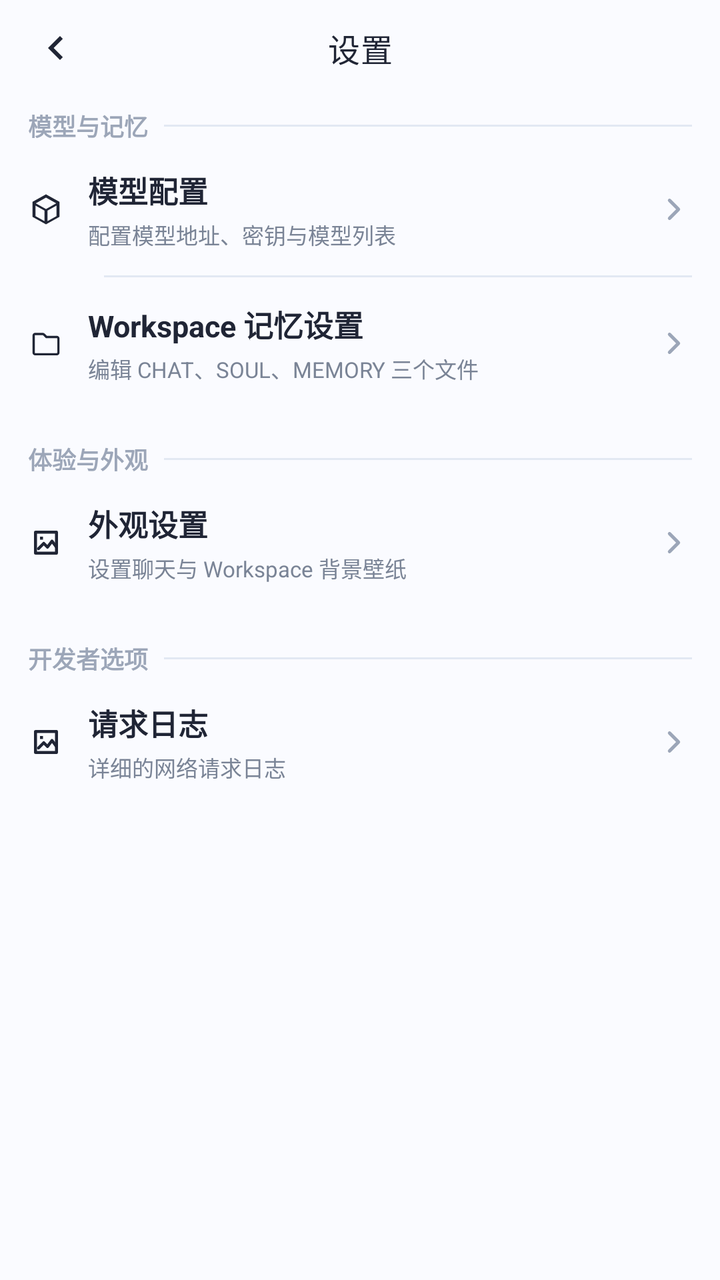
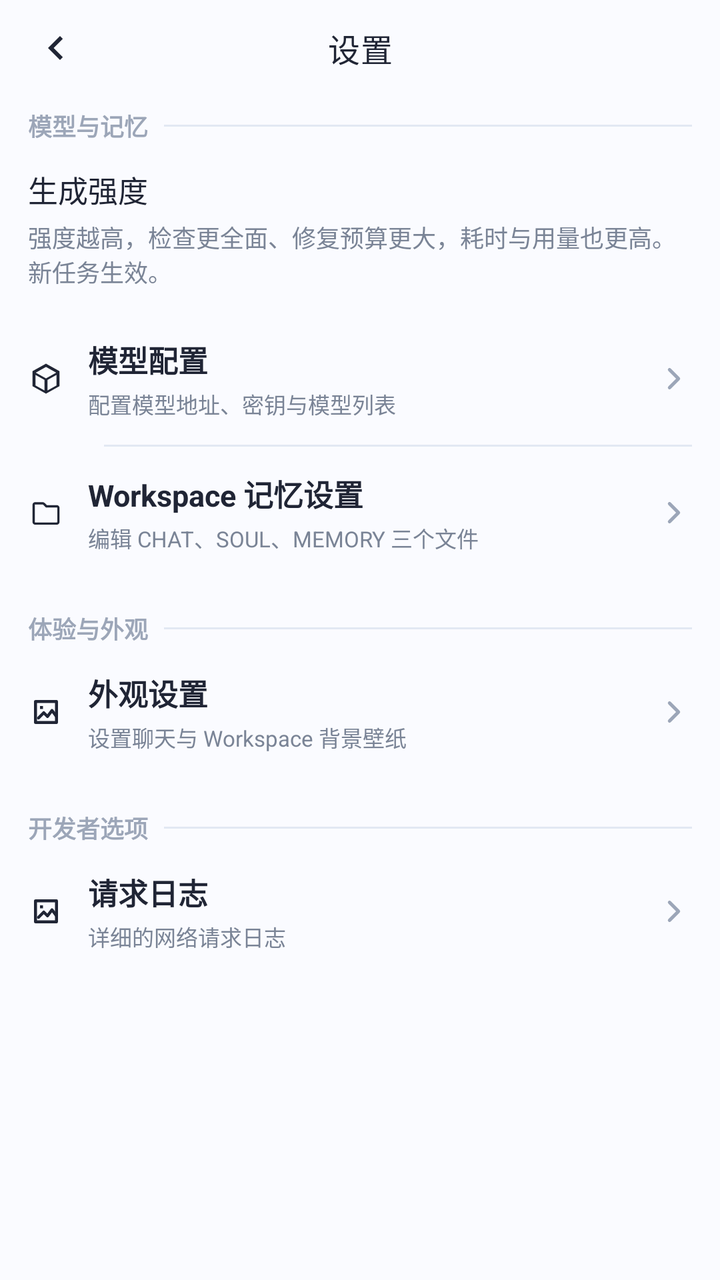

The first picture is an Android layout as it rendered before a commit; the second is the same layout after the commit. The layout source and the unified diff follow.
<!-- AndroidManifest.xml: application theme Theme.ManTou -->
<!-- res/layout/activity_settings.xml -->
<?xml version="1.0" encoding="utf-8"?>
<LinearLayout xmlns:android="http://schemas.android.com/apk/res/android"
    xmlns:app="http://schemas.android.com/apk/res-auto"
    android:id="@+id/main"
    android:layout_width="match_parent"
    android:layout_height="match_parent"
    android:background="@color/mt_background"
    android:orientation="vertical">

    <com.google.android.material.appbar.MaterialToolbar
        android:id="@+id/toolbar"
        android:layout_width="match_parent"
        android:layout_height="48dp"
        android:background="@color/mt_background"
        app:navigationIcon="@drawable/ic_arrow_back"
        app:navigationIconTint="@color/mt_text_primary"
        app:title="设置"
        app:titleCentered="true"
        app:titleTextColor="@color/mt_text_primary"
        app:titleTextAppearance="@style/TextAppearance.Material3.TitleMedium" />

    <ScrollView
        android:layout_width="match_parent"
        android:layout_height="0dp"
        android:layout_weight="1"
        android:clipToPadding="false"
        android:overScrollMode="never"
        android:paddingHorizontal="14dp"
        android:paddingBottom="16dp">

        <LinearLayout
            android:layout_width="match_parent"
            android:layout_height="wrap_content"
            android:orientation="vertical">

            <LinearLayout
                android:layout_width="match_parent"
                android:layout_height="wrap_content"
                android:layout_marginTop="6dp"
                android:gravity="center_vertical"
                android:orientation="horizontal">

                <TextView
                    android:layout_width="wrap_content"
                    android:layout_height="wrap_content"
                    android:text="模型与记忆"
                    android:textColor="@color/mt_text_muted"
                    android:textSize="12sp"
                    android:textStyle="bold" />

                <View
                    android:layout_width="0dp"
                    android:layout_height="1dp"
                    android:layout_marginStart="8dp"
                    android:layout_weight="1"
                    android:background="@color/mt_outline" />
            </LinearLayout>

            <LinearLayout
                android:id="@+id/rowModelConfig"
                android:layout_width="match_parent"
                android:layout_height="66dp"
                android:clickable="true"
                android:focusable="true"
                android:foreground="?attr/selectableItemBackground"
                android:gravity="center_vertical"
                android:orientation="horizontal">

                <ImageView
                    android:layout_width="18dp"
                    android:layout_height="18dp"
                    android:contentDescription="@null"
                    android:src="@drawable/ic_package_empty"
                    app:tint="@color/mt_text_primary" />

                <LinearLayout
                    android:layout_width="0dp"
                    android:layout_height="match_parent"
                    android:layout_marginStart="12dp"
                    android:layout_weight="1"
                    android:gravity="center_vertical"
                    android:orientation="vertical">

                    <TextView
                        android:layout_width="match_parent"
                        android:layout_height="wrap_content"
                        android:text="模型配置"
                        android:textColor="@color/mt_text_primary"
                        android:textSize="15sp"
                        android:textStyle="bold" />

                    <TextView
                        android:layout_width="match_parent"
                        android:layout_height="wrap_content"
                        android:layout_marginTop="3dp"
                        android:text="配置模型地址、密钥与模型列表"
                        android:textColor="@color/mt_text_secondary"
                        android:textSize="11sp" />
                </LinearLayout>

                <ImageView
                    android:layout_width="18dp"
                    android:layout_height="18dp"
                    android:src="@drawable/ic_chevron_right" />
            </LinearLayout>

            <View
                android:layout_width="match_parent"
                android:layout_height="1dp"
                android:layout_marginStart="38dp"
                android:background="@color/mt_outline" />

            <LinearLayout
                android:id="@+id/rowWorkspaceMemory"
                android:layout_width="match_parent"
                android:layout_height="66dp"
                android:clickable="true"
                android:focusable="true"
                android:foreground="?attr/selectableItemBackground"
                android:gravity="center_vertical"
                android:orientation="horizontal">

                <ImageView
                    android:layout_width="18dp"
                    android:layout_height="18dp"
                    android:contentDescription="@null"
                    android:src="@drawable/ic_folder_outline"
                    app:tint="@color/mt_text_primary" />

                <LinearLayout
                    android:layout_width="0dp"
                    android:layout_height="match_parent"
                    android:layout_marginStart="12dp"
                    android:layout_weight="1"
                    android:gravity="center_vertical"
                    android:orientation="vertical">

                    <TextView
                        android:layout_width="match_parent"
                        android:layout_height="wrap_content"
                        android:text="Workspace 记忆设置"
                        android:textColor="@color/mt_text_primary"
                        android:textSize="15sp"
                        android:textStyle="bold" />

                    <TextView
                        android:layout_width="match_parent"
                        android:layout_height="wrap_content"
                        android:layout_marginTop="3dp"
                        android:text="编辑 CHAT、SOUL、MEMORY 三个文件"
                        android:textColor="@color/mt_text_secondary"
                        android:textSize="11sp" />
                </LinearLayout>

                <ImageView
                    android:layout_width="18dp"
                    android:layout_height="18dp"
                    android:src="@drawable/ic_chevron_right" />
            </LinearLayout>

            <LinearLayout
                android:layout_width="match_parent"
                android:layout_height="wrap_content"
                android:layout_marginTop="16dp"
                android:gravity="center_vertical"
                android:orientation="horizontal">

                <TextView
                    android:layout_width="wrap_content"
                    android:layout_height="wrap_content"
                    android:text="体验与外观"
                    android:textColor="@color/mt_text_muted"
                    android:textSize="12sp"
                    android:textStyle="bold" />

                <View
                    android:layout_width="0dp"
                    android:layout_height="1dp"
                    android:layout_marginStart="8dp"
                    android:layout_weight="1"
                    android:background="@color/mt_outline" />
            </LinearLayout>

            <LinearLayout
                android:id="@+id/rowAppearance"
                android:layout_width="match_parent"
                android:layout_height="66dp"
                android:clickable="true"
                android:focusable="true"
                android:foreground="?attr/selectableItemBackground"
                android:gravity="center_vertical"
                android:orientation="horizontal">

                <ImageView
                    android:layout_width="18dp"
                    android:layout_height="18dp"
                    android:contentDescription="@null"
                    android:src="@drawable/ic_input_image"
                    app:tint="@color/mt_text_primary" />

                <LinearLayout
                    android:layout_width="0dp"
                    android:layout_height="match_parent"
                    android:layout_marginStart="12dp"
                    android:layout_weight="1"
                    android:gravity="center_vertical"
                    android:orientation="vertical">

                    <TextView
                        android:layout_width="match_parent"
                        android:layout_height="wrap_content"
                        android:text="外观设置"
                        android:textColor="@color/mt_text_primary"
                        android:textSize="15sp"
                        android:textStyle="bold" />

                    <TextView
                        android:layout_width="match_parent"
                        android:layout_height="wrap_content"
                        android:layout_marginTop="3dp"
                        android:text="设置聊天与 Workspace 背景壁纸"
                        android:textColor="@color/mt_text_secondary"
                        android:textSize="11sp" />
                </LinearLayout>

                <ImageView
                    android:layout_width="18dp"
                    android:layout_height="18dp"
                    android:src="@drawable/ic_chevron_right" />
            </LinearLayout>
            <LinearLayout
                android:layout_width="match_parent"
                android:layout_height="wrap_content"
                android:layout_marginTop="16dp"
                android:gravity="center_vertical"
                android:orientation="horizontal">

                <TextView
                    android:layout_width="wrap_content"
                    android:layout_height="wrap_content"
                    android:text="开发者选项"
                    android:textColor="@color/mt_text_muted"
                    android:textSize="12sp"
                    android:textStyle="bold" />

                <View
                    android:layout_width="0dp"
                    android:layout_height="1dp"
                    android:layout_marginStart="8dp"
                    android:layout_weight="1"
                    android:background="@color/mt_outline" />
            </LinearLayout>
            <LinearLayout
            android:id="@+id/logpage"
            android:layout_width="match_parent"
            android:layout_height="66dp"
            android:clickable="true"
            android:focusable="true"
            android:foreground="?attr/selectableItemBackground"
            android:gravity="center_vertical"
            android:orientation="horizontal">

            <ImageView
                android:layout_width="18dp"
                android:layout_height="18dp"
                android:contentDescription="@null"
                android:src="@drawable/ic_input_image"
                app:tint="@color/mt_text_primary" />

            <LinearLayout
                android:layout_width="0dp"
                android:layout_height="match_parent"
                android:layout_marginStart="12dp"
                android:layout_weight="1"
                android:gravity="center_vertical"
                android:orientation="vertical">

                <TextView
                    android:layout_width="match_parent"
                    android:layout_height="wrap_content"
                    android:text="请求日志"
                    android:textColor="@color/mt_text_primary"
                    android:textSize="15sp"
                    android:textStyle="bold" />

                <TextView
                    android:layout_width="match_parent"
                    android:layout_height="wrap_content"
                    android:layout_marginTop="3dp"
                    android:text="详细的网络请求日志"
                    android:textColor="@color/mt_text_secondary"
                    android:textSize="11sp" />
            </LinearLayout>

            <ImageView
                android:layout_width="18dp"
                android:layout_height="18dp"
                android:src="@drawable/ic_chevron_right" />
        </LinearLayout>
        </LinearLayout>
    </ScrollView>
</LinearLayout>
<!-- resources referenced by this layout -->
<resources>
  <color name="mt_background">#FAFBFF</color>
  <color name="mt_outline">#E2E8F3</color>
  <color name="mt_text_muted">#9CA6B8</color>
  <color name="mt_text_primary">#202535</color>
  <color name="mt_text_secondary">#7A8496</color>
  <!-- drawable ic_arrow_back (drawable) -->
  <vector xmlns:android="http://schemas.android.com/apk/res/android"
      android:width="24dp"
      android:height="24dp"
      android:viewportWidth="24"
      android:viewportHeight="24"
      android:tint="#1F2937">
      <path
          android:fillColor="@android:color/white"
          android:pathData="M15.41,7.41L14,6l-6,6 6,6 1.41,-1.41L10.83,12z" />
  </vector>
  <!-- drawable ic_chevron_right (drawable) -->
  <?xml version="1.0" encoding="utf-8"?>
  <vector xmlns:android="http://schemas.android.com/apk/res/android"
      android:width="24dp"
      android:height="24dp"
      android:viewportWidth="24"
      android:viewportHeight="24">
      <path
          android:fillColor="@android:color/transparent"
          android:pathData="M9,6 L15,12 L9,18"
          android:strokeColor="@color/mt_text_muted"
          android:strokeLineCap="round"
          android:strokeLineJoin="round"
          android:strokeWidth="2.2" />
  </vector>
  <!-- drawable ic_folder_outline (drawable) -->
  <?xml version="1.0" encoding="utf-8"?>
  <vector xmlns:android="http://schemas.android.com/apk/res/android"
      android:width="28dp"
      android:height="28dp"
      android:viewportWidth="24"
      android:viewportHeight="24">
      <path
          android:pathData="M3,6.75C3,5.78 3.78,5 4.75,5H9.7C10.25,5 10.78,5.22 11.17,5.61L12.56,7H19.25C20.22,7 21,7.78 21,8.75V18.25C21,19.22 20.22,20 19.25,20H4.75C3.78,20 3,19.22 3,18.25V6.75ZM4.75,6.5C4.61,6.5 4.5,6.61 4.5,6.75V18.25C4.5,18.39 4.61,18.5 4.75,18.5H19.25C19.39,18.5 19.5,18.39 19.5,18.25V8.75C19.5,8.61 19.39,8.5 19.25,8.5H11.94L10.11,6.67C10.02,6.56 9.87,6.5 9.7,6.5H4.75Z"
          android:fillColor="#2F3747" />
  </vector>
  <!-- drawable ic_package_empty (drawable) -->
  <vector xmlns:android="http://schemas.android.com/apk/res/android"
      android:width="72dp"
      android:height="72dp"
      android:viewportWidth="24"
      android:viewportHeight="24"
      android:tint="#9CA3AF">
      <path
          android:fillColor="@android:color/white"
          android:pathData="M12,2L3,7v10l9,5 9,-5V7l-9,-5zM12,4.18L18.82,8 12,11.82 5.18,8 12,4.18zM5,9.5l6,3.33v7.04l-6,-3.33V9.5zM13,19.87v-7.04l6,-3.33v7.04l-6,3.33z" />
  </vector>
  <style name="Theme.ManTou" parent="Base.Theme.ManTou" />
  <color name="input_action_blue">#2C83D8</color>
  <color name="mt_primary">#2F80ED</color>
  <color name="mt_on_primary">#FFFFFF</color>
  <color name="mt_surface_blue">#EAF3FF</color>
  <color name="mt_primary_dark">#1F5FBF</color>
  <color name="mt_surface">#FFFFFF</color>
  <color name="mt_surface_soft">#F5F8FE</color>
  <color name="mt_error">#E65353</color>
  <style name="ThemeOverlay.ManTou.GlassAlertDialog" parent="ThemeOverlay.ManTou.GlassAlertDialog.Base" />
  <!-- drawable bg_dialog_glass (drawable) -->
  <?xml version="1.0" encoding="utf-8"?>
  <shape xmlns:android="http://schemas.android.com/apk/res/android"
      android:shape="rectangle">
      <solid android:color="@color/mt_dialog_glass" />
      <corners android:radius="24dp" />
      <stroke
          android:width="1dp"
          android:color="@color/mt_dialog_glass_stroke" />
  </shape>
  <color name="mt_dialog_glass">#EFFFFFFF</color>
  <style name="ShapeAppearance.ManTou.Dialog" parent="">
          <item name="cornerFamily">rounded</item>
          <item name="cornerSize">24dp</item>
      </style>
  <style name="MtDialogAnimation" parent="">
          <item name="android:windowEnterAnimation">@anim/dialog_fade_in</item>
          <item name="android:windowExitAnimation">@anim/dialog_fade_out</item>
      </style>
  <color name="mt_dialog_glass_stroke">#B8FFFFFF</color>
  <!-- unchanged entries left out for length: 3 -->
</resources>

<!-- the commit's change to res/layout/activity_settings.xml (unified diff, before → after) -->
@@ -57,6 +57,32 @@
             </LinearLayout>
 
             <LinearLayout
+                android:id="@+id/rowHarnessIntensity"
+                android:layout_width="match_parent"
+                android:layout_height="wrap_content"
+                android:minHeight="72dp"
+                android:paddingVertical="12dp"
+                android:clickable="true"
+                android:focusable="true"
+                android:foreground="?attr/selectableItemBackground"
+                android:orientation="vertical">
+                <TextView
+                    android:id="@+id/tvHarnessIntensity"
+                    android:layout_width="match_parent"
+                    android:layout_height="wrap_content"
+                    android:text="生成强度"
+                    android:textColor="@color/mt_text_primary"
+                    android:textSize="15sp" />
+                <TextView
+                    android:layout_width="match_parent"
+                    android:layout_height="wrap_content"
+                    android:layout_marginTop="4dp"
+                    android:text="强度越高，检查更全面、修复预算更大，耗时与用量也更高。新任务生效。"
+                    android:textColor="@color/mt_text_secondary"
+                    android:textSize="12sp" />
+            </LinearLayout>
+
+            <LinearLayout
                 android:id="@+id/rowModelConfig"
                 android:layout_width="match_parent"
                 android:layout_height="66dp"
